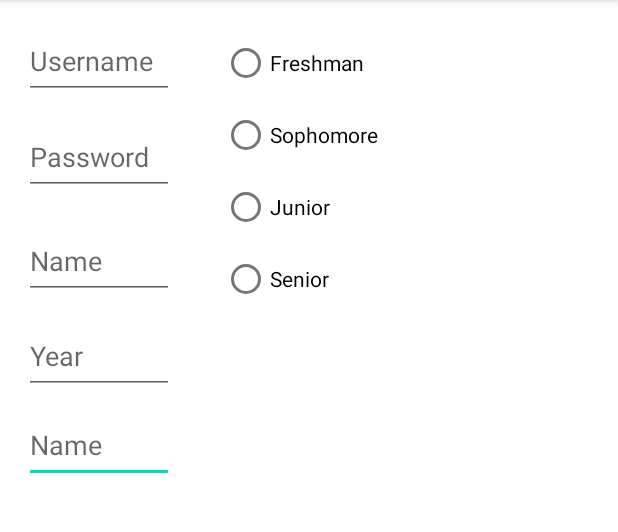
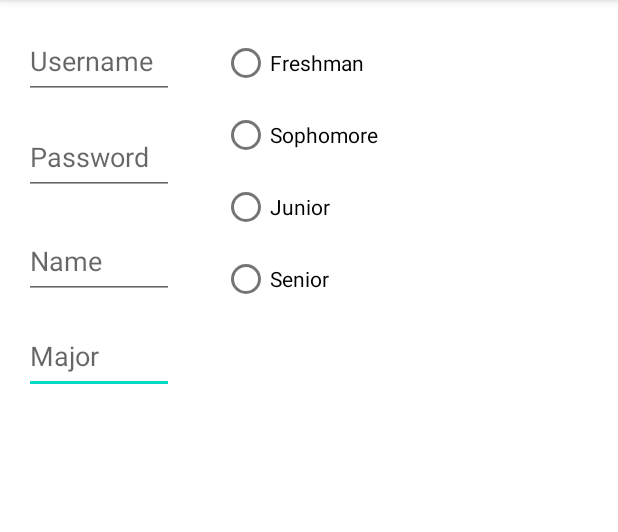
Before and after one commit to emilykaitlyn26/CampusBud, an Android app: the ProfileSettings screen opened directly, with no data from a screen before it, on a phone screen of 412 x 824 dp, the part 84-616 px from its top. Run offline under Robolectric (Android 15) with nearby library versions, the phone set to English and light mode, and no system bars; libraries missing offline, so code that uses them is left out: com.parse; 1 statement that could not run was skipped.

Commit message:
Profile changes

```diff
--- a/app/src/main/java/com/example/campusbud/ProfileSettings.java
+++ b/app/src/main/java/com/example/campusbud/ProfileSettings.java
@@ -10,6 +10,8 @@ import android.widget.RadioGroup;
 
 import com.cometchat.pro.core.CometChat;
 import com.cometchat.pro.models.User;
+import com.parse.Parse;
+import com.parse.ParseUser;
 
 import org.json.JSONException;
 import org.json.JSONObject;
@@ -17,13 +19,21 @@ import org.json.JSONObject;
 public class ProfileSettings extends AppCompatActivity {
 
     EditText etName;
-    EditText etYear;
     EditText etMajor;
+    EditText etNewUsername;
+    EditText etNewPassword;
 
     RadioGroup radioYearGroup;
     RadioButton radioYearButton;
 
+    String year;
+    String name;
+    String major;
+    String username;
+    String password;
+
     User user = CometChat.getLoggedInUser();
+    ParseUser parseUser = ParseUser.getCurrentUser();
 
     @Override
     protected void onCreate(Bundle savedInstanceState) {
@@ -32,23 +42,44 @@ public class ProfileSettings extends AppCompatActivity {
 
         radioYearGroup = (RadioGroup) findViewById(R.id.radioYearGroup);
         etName = findViewById(R.id.etName);
-        etYear = findViewById(R.id.etYear);
         etMajor = findViewById(R.id.etMajor);
+        etNewUsername = findViewById(R.id.etNewUsername);
+        etNewPassword = findViewById(R.id.etNewPassword);
 
         JSONObject metadata = new JSONObject();
 
-        String name = etName.getText().toString();
-        String year = etYear.getText().toString();
-        String major = etMajor.getText().toString();
+        name = etName.getText().toString();
+        major = etMajor.getText().toString();
+        /*if (etNewUsername.getText() != null) {
+            username = etNewUsername.getText().toString();
+            if (!parseUser.getUsername().equals(username)) {
+                parseUser.setUsername(username);
+            }
+        }
+        if (etNewPassword.getText() != null) {
+            password = etNewPassword.getText().toString();
+            if (!parseUser.getString("Password").equals(password)) {
+                parseUser.setPassword(password);
+            }
+        }*/
+
+        radioYearGroup.setOnCheckedChangeListener(new RadioGroup.OnCheckedChangeListener() {
+            @Override
+            public void onCheckedChanged(RadioGroup group, int checkedId) {
+                radioYearButton = (RadioButton) findViewById(checkedId);
+                year = radioYearButton.getText().toString();
+            }
+        });
 
         try {
-            metadata.put("UserName", name);
-            metadata.put("UserYear", year);
-            metadata.put("UserMajor", major);
+            metadata.put("name", name);
+            metadata.put("year", year);
+            metadata.put("major", major);
         } catch (JSONException e) {
             e.printStackTrace();
         }
 
         user.setMetadata(metadata);
+
     }
 }
--- a/app/src/main/java/com/example/campusbud/fragments/ProfileFragment.java
+++ b/app/src/main/java/com/example/campusbud/fragments/ProfileFragment.java
@@ -21,8 +21,11 @@ import com.cometchat.pro.models.User;
 import com.example.campusbud.ProfileSettings;
 import com.example.campusbud.R;
 import com.example.campusbud.models.Profile;
+import com.parse.ParseUser;
 
 public class ProfileFragment extends Fragment {
+
+    ParseUser parseUser = ParseUser.getCurrentUser();
 
     public ProfileFragment() { }
 
@@ -36,9 +39,7 @@ public class ProfileFragment extends Fragment {
     public void onViewCreated(@NonNull View view, @Nullable Bundle savedInstanceState) {
         super.onViewCreated(view, savedInstanceState);
 
-        //Profile profile = new Profile();
-
-        User user = CometChat.getLoggedInUser();
+        Profile profile = new Profile();
 
         ImageView ivPictureDisplay;
         TextView tvUserDisplay;
@@ -52,10 +53,12 @@ public class ProfileFragment extends Fragment {
         tvMajorDisplay = view.findViewById(R.id.tvMajorDisplay);
         ivSettings = view.findViewById(R.id.ivSettings);
 
-        //profile.username = user.getName();
+        profile.username = parseUser.getUsername();
+        profile.password = parseUser.getString("Password");
 
-        //String username = user.getName();
-        //tvUserDisplay.setText(username);
+        tvUserDisplay.setText(profile.username);
+        tvYearDisplay.setText(profile.year);
+        tvMajorDisplay.setText(profile.major);
 
         ivSettings.setOnClickListener(new View.OnClickListener() {
             @Override
--- a/app/src/main/java/com/example/campusbud/models/Profile.java
+++ b/app/src/main/java/com/example/campusbud/models/Profile.java
@@ -1,4 +1,7 @@
 package com.example.campusbud.models;
+
+import org.json.JSONException;
+import org.json.JSONObject;
 
 public class Profile {
 
@@ -8,7 +11,15 @@ public class Profile {
     public String year;
     public String major;
 
-    public Profile() {
+    public Profile() {}
+
+    public static Profile fromJson(JSONObject jsonObject) throws JSONException {
         Profile profile = new Profile();
+        profile.name = jsonObject.getString("name");
+        profile.year = jsonObject.getString("year");
+        profile.major = jsonObject.getString("major");
+        return profile;
     }
+
+
 }
--- a/app/src/main/res/layout/activity_profile_settings.xml
+++ b/app/src/main/res/layout/activity_profile_settings.xml
@@ -11,18 +11,8 @@
         android:layout_width="100dp"
         android:layout_height="50dp"
         android:layout_marginStart="16dp"
-        android:layout_marginTop="9dp"
-        android:hint="Name"
-        app:layout_constraintStart_toStartOf="parent"
-        app:layout_constraintTop_toBottomOf="@+id/etYear" />
-
-    <EditText
-        android:id="@+id/etYear"
-        android:layout_width="100dp"
-        android:layout_height="50dp"
-        android:layout_marginStart="16dp"
         android:layout_marginTop="13dp"
-        android:hint="Year"
+        android:hint="Major"
         app:layout_constraintStart_toStartOf="parent"
         app:layout_constraintTop_toBottomOf="@+id/etName" />
 
```
